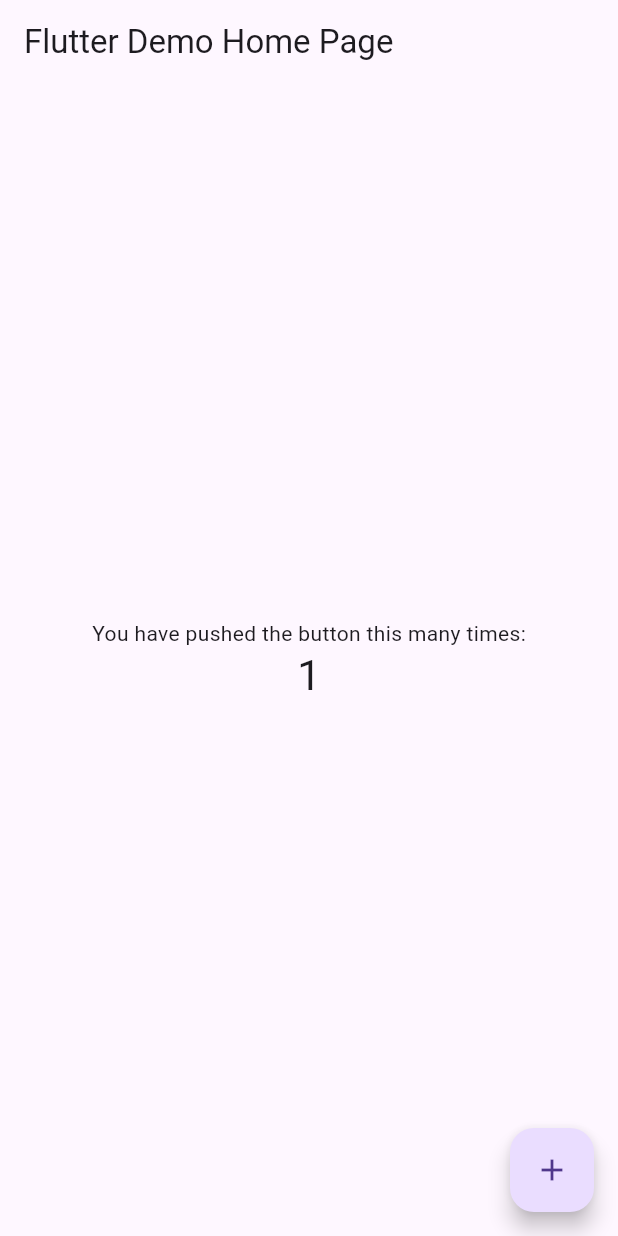
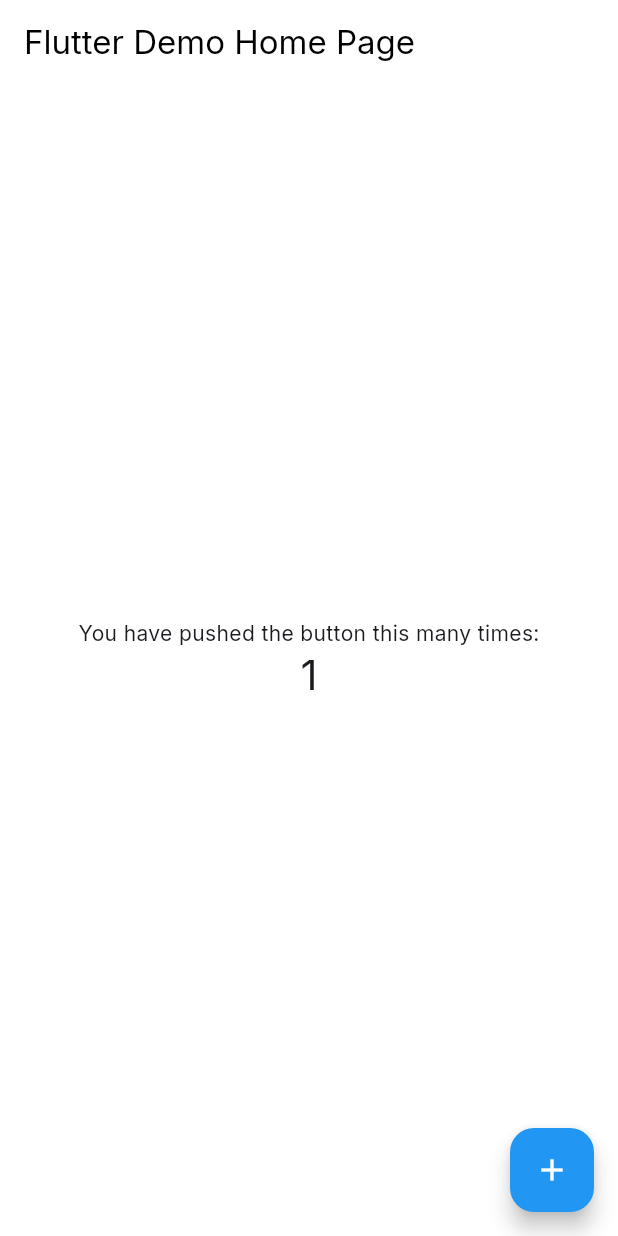
Before and after one commit to TruongNguyen2811/base, a Flutter app: the screen it shows after launch, after a tap on the "add" icon, on a phone screen of 412 x 824 dp. Run offline on Flutter 3.47's test engine with Material 3 defaults, Android fonts, the phone set to English and light mode, and no system bars; drawn by our look-alikes of overlay_support, pull_to_refresh; our stand-ins replace bloc, dio, equatable, flutter_bloc, flutter_screenutil, fluttertoast and 10 more; missing offline and left inert: hrm; generated files the repository leaves out were written again.

```diff
--- /dev/null
+++ b/lib/app.dart
@@ -0,0 +1,137 @@
+import 'package:code_base/main.dart';
+import 'package:code_base/presentation/authentication/authentication_state.dart';
+import 'package:code_base/presentation/home/home_page.dart';
+import 'package:code_base/utils/enum.dart';
+import 'package:code_base/utils/logger.dart';
+import 'package:code_base/utils/navigation_utils.dart';
+import 'package:code_base/utils/utils.dart';
+import 'package:flutter/foundation.dart';
+import 'package:flutter/material.dart';
+import 'package:flutter_bloc/flutter_bloc.dart';
+import 'package:get_it/get_it.dart';
+import 'package:overlay_support/overlay_support.dart';
+import 'package:pull_to_refresh/pull_to_refresh.dart';
+import 'configuration/colors.dart';
+import 'package:flutter_screenutil/flutter_screenutil.dart';
+import 'package:google_fonts/google_fonts.dart';
+import 'presentation/authentication/authentication_cubit.dart';
+
+final RouteObserver<PageRoute> routeObserver = RouteObserver<PageRoute>();
+
+class App extends StatefulWidget {
+  const App({Key? key}) : super(key: key);
+
+  @override
+  _AppState createState() => _AppState();
+}
+
+class _AppState extends State<App> with WidgetsBindingObserver {
+  final AppCubit _authenticationCubit = GetIt.I<AppCubit>();
+
+  @override
+  void initState() {
+    super.initState();
+    WidgetsBinding.instance.addObserver(this);
+    WidgetsBinding.instance.addPostFrameCallback((_) {
+      _authenticationCubit.openApp();
+    });
+  }
+
+  @override
+  Widget build(BuildContext context) {
+    return OverlaySupport.global(
+      child: ScreenUtilInit(
+        designSize: const Size(375, 812), // Design size
+        builder: (context, child) => RefreshConfiguration(
+          headerBuilder: () => const WaterDropMaterialHeader(),
+          // Configure the default header indicator. If you have the same header indicator for each page, you need to set this
+          footerBuilder: () => const ClassicFooter(
+            loadStyle: LoadStyle.HideAlways,
+          ),
+          child: MaterialApp(
+            title: "Code Base",
+            // navigatorKey: alice.getNavigatorKey(),
+            theme: ThemeData(
+                primaryColor: AppColors.primaryColor,
+                brightness: Brightness.light,
+                scaffoldBackgroundColor: AppColors.white,
+                dialogBackgroundColor: AppColors.white,
+                textTheme:
+                    GoogleFonts.interTextTheme(Theme.of(context).textTheme),
+                sliderTheme: Theme.of(context).sliderTheme.copyWith(
+                    overlayShape:
+                        const RoundSliderOverlayShape(overlayRadius: 0),
+                    thumbShape:
+                        const RoundSliderThumbShape(enabledThumbRadius: 6),
+                    activeTrackColor: AppColors.textBlue,
+                    inactiveTrackColor: AppColors.grey300,
+                    thumbColor: const Color(0xFF6476D7),
+                    tickMarkShape:
+                        const RoundSliderTickMarkShape(tickMarkRadius: 4),
+                    inactiveTickMarkColor: const Color(0xFFC4C4C4),
+                    activeTickMarkColor: const Color(0xFF6476D7)),
+                dividerColor: AppColors.lineGray,
+                colorScheme: ColorScheme.fromSwatch()
+                    .copyWith(secondary: AppColors.black)
+                    .copyWith(background: AppColors.white)
+                    .copyWith(secondary: AppColors.accentColor)),
+            builder: (context, widget) {
+              return MediaQuery(
+                  data: MediaQuery.of(context).copyWith(textScaleFactor: 1),
+                  child: widget!);
+            },
+            home: child,
+          ),
+        ),
+        child: BlocProvider<AppCubit>(
+          child: BlocConsumer<AppCubit, AppState>(
+            listener: (context, state) {
+              if (state is ErrorState) {
+                Utils.showToast(context, state.error, type: ToastType.ERROR);
+              }
+              if (state is MessageState) {
+                Utils.showToast(context, state.message,
+                    type: state.messageType);
+              }
+              if (state is AuthenticationUnauthenticated) {
+                if (!Utils.isEmpty(state.errorMessage)) {
+                  Utils.showToast(context, state.errorMessage,
+                      type: ToastType.ERROR);
+                }
+                try {
+                  NavigationUtils.popToFirst(context);
+                } catch (e) {
+                  logger.e(e);
+                }
+              }
+            },
+            builder: (context, state) {
+              // return const HomePage();
+              if (state is AuthenticationUninitialized) {
+                return const HomePage();
+                // SPLASH
+              }
+              if (state is AuthenticationUnauthenticated) {
+                return const MyHomePage(title: 'Flutter Demo Home Page');
+              }
+              if (state is AuthenticationAuthenticated) {
+                return const MyHomePage(title: 'Flutter Demo Home Page');
+              }
+              return const MyHomePage(title: 'Flutter Demo Home Page');
+            },
+          ),
+          create: (context) => _authenticationCubit,
+        ),
+      ),
+    );
+  }
+
+  @override
+  void didChangeAppLifecycleState(AppLifecycleState state) {
+    if (state == AppLifecycleState.inactive) {}
+    if (state == AppLifecycleState.paused) {
+      WidgetsBinding.instance.focusManager.primaryFocus?.unfocus();
+    }
+    super.didChangeAppLifecycleState(state);
+  }
+}
--- /dev/null
+++ b/lib/injection_container.dart
@@ -0,0 +1,10 @@
+import 'package:get_it/get_it.dart';
+import 'package:injectable/injectable.dart';
+
+import 'injection_container.config.dart';
+
+final getIt = GetIt.instance;
+@InjectableInit()
+Future configureDependencies() async {
+  $initGetIt(GetIt.instance);
+}
--- a/lib/main.dart
+++ b/lib/main.dart
@@ -1,7 +1,11 @@
+import 'package:code_base/flavours.dart';
+import 'package:code_base/start.dart';
 import 'package:flutter/material.dart';
 
 void main() {
-  runApp(const MyApp());
+  F.appFlavor = Flavor.DEV;
+  // runApp(const MyApp());
+  start();
 }
 
 class MyApp extends StatelessWidget {
--- /dev/null
+++ b/lib/presentation/authentication/authentication_cubit.dart
@@ -0,0 +1,66 @@
+import 'dart:async';
+
+import 'package:code_base/services/preferences/app_preference.dart';
+import 'package:flutter_bloc/flutter_bloc.dart';
+import 'package:get_it/get_it.dart';
+
+import 'package:injectable/injectable.dart';
+
+import '../../injection_container.dart';
+import '../../services/repository/app_repository_impl.dart';
+import '../../utils/enum.dart';
+import '../../utils/utils.dart';
+import 'authentication_state.dart';
+
+@LazySingleton()
+class AppCubit extends Cubit<AppState> {
+  final AppPreferences _pref = getIt<AppPreferences>();
+  AppRepository repository = AppRepository();
+
+  bool get isLoggedIn => _pref.isLoggedIn;
+
+  AppCubit() : super(AuthenticationUninitialized());
+
+  void openApp() {
+    emit(AuthenticationUninitialized());
+    Future.delayed(
+      const Duration(milliseconds: 3500),
+      () {
+        if (isLoggedIn) {
+          emit(AuthenticationAuthenticated());
+          return;
+        }
+        emit(const AuthenticationUnauthenticated());
+      },
+    );
+  }
+
+  void login() {
+    emit(AuthenticationLoading());
+    emit(AuthenticationAuthenticated());
+  }
+
+  void logout({String? errorMessage}) async {
+    emit(AuthenticationLoading());
+    // getIt<MainCubit>().logout();
+
+    _pref.logout();
+    emit(AuthenticationUnauthenticated(errorMessage: errorMessage));
+  }
+
+  void navigateResetToSignIn() {
+    emit(AuthenticationLoading());
+    emit(const AuthenticationUnauthenticated());
+  }
+
+  void showError(String error) {
+    AppState currentState = state;
+    emit(ErrorState(error: error));
+    emit(currentState);
+  }
+
+  void showMessage(String message, {ToastType messageType = ToastType.INFORM}) {
+    emit(MessageState(message, messageType));
+    emit(AuthenticationInitial());
+  }
+}
--- /dev/null
+++ b/lib/presentation/authentication/authentication_state.dart
@@ -0,0 +1,76 @@
+import 'package:equatable/equatable.dart';
+
+import '../../utils/enum.dart';
+
+abstract class AppState extends Equatable {
+  const AppState([List props = const []]) : super();
+
+  @override
+  List<Object> get props => [];
+}
+
+class AuthenticationInitial extends AppState {
+  @override
+  String toString() => 'AuthenticationUninitialized';
+}
+
+class AuthenticationAuthenticated extends AppState {
+  @override
+  String toString() => 'AuthenticationAuthenticated';
+}
+
+class AuthenticationUnauthenticated extends AppState {
+  final bool isSignUp;
+  final String? errorMessage;
+  const AuthenticationUnauthenticated(
+      {this.isSignUp = false, this.errorMessage})
+      : super();
+
+  @override
+  String toString() {
+    return 'AuthenticationUnauthenticated';
+  }
+
+  @override
+  List<Object> get props => [isSignUp, errorMessage ?? ""];
+}
+
+class AuthenticationUninitialized extends AppState {
+  @override
+  String toString() {
+    return 'AuthenticationUninitialized';
+  }
+}
+
+class AuthenticationLogin extends AppState {
+  @override
+  String toString() => 'AuthenticationLogin';
+}
+
+class AuthenticationSignUp extends AppState {
+  @override
+  String toString() => 'AuthenticationSignUp';
+}
+
+class AuthenticationLoading extends AppState {
+  @override
+  String toString() => 'AuthenticationLoading';
+}
+
+class MessageState extends AppState {
+  final String message;
+  final ToastType messageType;
+
+  const MessageState(this.message, this.messageType);
+}
+
+class ErrorState extends AppState {
+  final String error;
+
+  const ErrorState({required this.error});
+
+  @override
+  String toString() {
+    return 'ErrorState {error: $error}';
+  }
+}
--- /dev/null
+++ b/lib/presentation/home/home_page.dart
@@ -0,0 +1,16 @@
+import 'package:flutter/foundation.dart';
+import 'package:flutter/material.dart';
+
+class HomePage extends StatefulWidget {
+  const HomePage({super.key});
+
+  @override
+  State<HomePage> createState() => _HomePageState();
+}
+
+class _HomePageState extends State<HomePage> {
+  @override
+  Widget build(BuildContext context) {
+    return const Placeholder();
+  }
+}
--- a/lib/services/api/app_client.dart
+++ b/lib/services/api/app_client.dart
@@ -1,8 +1,8 @@
 import 'dart:io';
 
-import 'package:code_base/services/api/curl_logger_dio_interceptor.dart';
 import 'package:dio/dio.dart';
 import 'package:flutter/foundation.dart';
+import 'package:hrm/services/api/curl_logger_dio_interceptor.dart';
 import 'package:pretty_dio_logger/pretty_dio_logger.dart';
 
 import 'app_api.dart';
--- a/lib/services/preferences/app_preference.dart
+++ b/lib/services/preferences/app_preference.dart
@@ -12,29 +12,31 @@ class AppPreferences {
   final SharedPreferences _preference;
 
   AppPreferences(this._preference);
-  // static const String KEY_AUTH_TOKEN = "KEY_AUTH_TOKEN";
-  // static const String KEY_REFRESH_TOKEN = "KEY_REFRESH_TOKEN";
-  // String? accessTokenAnonymous;
-  // String? get authToken {
-  //   return isLoggedIn
-  //       ? _preference.getString(KEY_AUTH_TOKEN)
-  //       : accessTokenAnonymous;
-  // }
-  // bool get isLoggedIn {
-  //   return (_preference.getString(KEY_AUTH_TOKEN)?.isNotEmpty ?? false);
-  // }
+  static const String KEY_AUTH_TOKEN = "KEY_AUTH_TOKEN";
+  static const String KEY_REFRESH_TOKEN = "KEY_REFRESH_TOKEN";
+  String? accessTokenAnonymous;
+  String? get authToken {
+    return isLoggedIn
+        ? _preference.getString(KEY_AUTH_TOKEN)
+        : accessTokenAnonymous;
+  }
 
-  // Future saveAuthToken(LoginResponse? response) async {
-  //   await _preference.setString(KEY_AUTH_TOKEN, response?.accessToken ?? '');
-  //   await _preference.setString(
-  //       KEY_REFRESH_TOKEN, response?.refreshToken ?? '');
-  // }
-  // void removeAuthToken() {
-  //   _preference.remove(KEY_AUTH_TOKEN);
-  // }
+  bool get isLoggedIn {
+    return (_preference.getString(KEY_AUTH_TOKEN)?.isNotEmpty ?? false);
+  }
 
-  // void logout()async{
-  //   await _preference.remove(KEY_AUTH_TOKEN);
-  //   await _preference.remove(KEY_REFRESH_TOKEN);
-  // }
+  Future saveAuthToken(response) async {
+    await _preference.setString(KEY_AUTH_TOKEN, response?.accessToken ?? '');
+    await _preference.setString(
+        KEY_REFRESH_TOKEN, response?.refreshToken ?? '');
+  }
+
+  void removeAuthToken() {
+    _preference.remove(KEY_AUTH_TOKEN);
+  }
+
+  void logout() async {
+    await _preference.remove(KEY_AUTH_TOKEN);
+    await _preference.remove(KEY_REFRESH_TOKEN);
+  }
 }
--- a/lib/services/repository/app_repository.dart
+++ b/lib/services/repository/app_repository.dart
@@ -4,7 +4,6 @@ import 'dart:typed_data';
 import 'package:code_base/services/api/api_result.dart';
 import 'package:code_base/services/api/network_exceptions.dart';
 import 'package:dio/dio.dart';
-
 // ignore: depend_on_referenced_packages
 import 'package:http_parser/http_parser.dart';
 
--- /dev/null
+++ b/lib/services/repository/app_repository_impl.dart
@@ -0,0 +1,6 @@
+import 'dart:convert';
+import 'package:flutter/foundation.dart';
+import '../api/api_result.dart';
+import 'app_repository.dart';
+
+class AppRepository extends BaseRepository {}
--- /dev/null
+++ b/lib/start.dart
@@ -0,0 +1,54 @@
+// import 'package:alice/alice.dart';
+import 'package:bloc/bloc.dart';
+import 'package:code_base/app.dart';
+import 'package:code_base/injection_container.dart';
+import 'package:code_base/utils/logger.dart';
+import 'package:flutter/foundation.dart';
+import 'package:flutter/material.dart';
+import 'package:flutter/services.dart';
+
+import 'package:timeago/timeago.dart' as timeago;
+
+// Alice alice = Alice();
+
+Future<void> start() async {
+  WidgetsFlutterBinding.ensureInitialized();
+
+  await configureDependencies();
+  timeago.setDefaultLocale("en");
+  SystemChrome.setPreferredOrientations(
+      [DeviceOrientation.portraitDown, DeviceOrientation.portraitUp]).then((_) {
+    // ignore: deprecated_member_use
+    runApp(const App());
+    // BlocOverrides.runZoned(
+    //   () {
+    //     if (!kDebugMode) {
+    //       debugPrint = (message, {wrapWidth}) {};
+    //     }
+
+    //     runApp(App());
+    //   },
+    //   blocObserver: SimpleBlocObserver(),
+    // );
+  });
+}
+
+class SimpleBlocObserver extends BlocObserver {
+  @override
+  void onEvent(Bloc bloc, Object? event) {
+    super.onEvent(bloc, event);
+    logger.i('${bloc.runtimeType} $event');
+  }
+
+  @override
+  void onError(BlocBase bloc, Object error, StackTrace stackTrace) {
+    logger.e('${bloc.runtimeType} $error');
+    super.onError(bloc, error, stackTrace);
+  }
+
+  @override
+  void onTransition(Bloc bloc, Transition transition) {
+    super.onTransition(bloc, transition);
+    logger.i('$transition');
+  }
+}
```
Also changed, not shown: lib/flavours.dart (added, +50 -0 lines), lib/utils/navigation_utils.dart (added, +107 -0 lines), pubspec.yaml (+9 -1 lines), lib/injection_container.config.dart (added), pubspec.lock, 1 other file.
